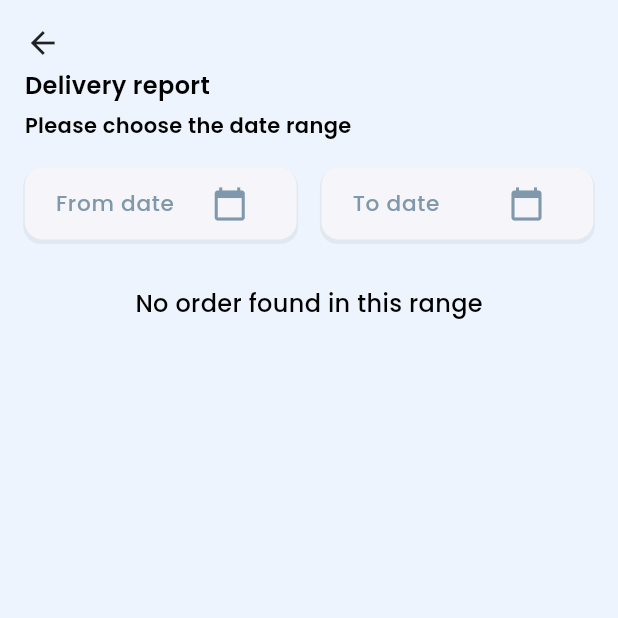
After one commit to swagatapaldevant/snib_order_tracking_app, a Flutter app: the DeliveryReportScreen screen opened by its route, on a phone screen of 412 x 824 dp, the top half of it. The commit adds this screen. Run offline on Flutter 3.47's test engine with Material 3 defaults, Android fonts, the phone set to English and light mode, and no system bars; drawn by our look-alikes of flutter_bounceable; our stand-ins replace dio, file_picker, fluttertoast, get_it, image_picker, lottie and 3 more; missing offline and left inert: qr_code_scanner_plus; accounts and stored records are empty; network calls fail.

Commit message:
issue solved

```diff
--- a/lib/core/network/apiHelper/api_endpoint.dart
+++ b/lib/core/network/apiHelper/api_endpoint.dart
@@ -20,6 +20,7 @@ class ApiEndPoint{
   static const getOtp =  "/sendOtp";
   static const verifyOtp =  "/pickupConsignment";
   static const dropOff =  "/dropOffConsignment";
+  static const getTaskForPartnerByDate =  "/getTaskForPartnerByDate";
 
 
 
--- a/lib/core/services/routeGenerator/route_generator.dart
+++ b/lib/core/services/routeGenerator/route_generator.dart
@@ -6,6 +6,7 @@ import 'package:snib_order_tracking_app/features/dashboard/model/getOrderListMod
 import 'package:snib_order_tracking_app/features/dashboard/presentation/acknowledge_image_upload_screen.dart';
 import 'package:snib_order_tracking_app/features/dashboard/presentation/dashboard_scanner_screen.dart';
 import 'package:snib_order_tracking_app/features/dashboard/presentation/dashboard_screen.dart';
+import 'package:snib_order_tracking_app/features/dashboard/presentation/delivery_report_screen.dart';
 import 'package:snib_order_tracking_app/features/dashboard/presentation/order_item_details_screen.dart';
 import 'package:snib_order_tracking_app/features/dashboard/presentation/otp_verification_screen.dart';
 import 'package:snib_order_tracking_app/features/dashboard/presentation/qr_generator_screen.dart';
@@ -25,6 +26,7 @@ class RouteGenerator{
   static const kOtpScreen = "/OtpScreen";
   static const kDashboardScreen = "/DashboardScreen";
   static const kOrderItemDetailsScreen = "/OrderItemDetailsScreen";
+  static const kDeliveryReportScreen = "/DeliveryReportScreen";
 
 
 
@@ -67,6 +69,8 @@ class RouteGenerator{
             OtpScreen(orderItem: args["orderItem"], type: args["type"],));
     case kOrderItemDetailsScreen:
         return _animatedPageRoute(OrderItemDetailsScreen(orderItem: args as GetOrderList,));
+    case kDeliveryReportScreen:
+        return _animatedPageRoute(DeliveryReportScreen());
 
 
 
--- /dev/null
+++ b/lib/core/utils/commonWidgets/custom_date_picker_field.dart
@@ -0,0 +1,83 @@
+
+import 'package:flutter/material.dart';
+import 'package:intl/intl.dart';
+import 'package:snib_order_tracking_app/core/utils/constants/app_colors.dart';
+import 'package:snib_order_tracking_app/core/utils/helper/screen_utils.dart';
+
+class CustomDatePickerField extends StatefulWidget {
+  final String placeholderText;
+  final ValueChanged<String> onDateChanged;  // Callback to return the selected date
+
+  const CustomDatePickerField({super.key, required this.onDateChanged, required this.placeholderText});
+
+  @override
+  _CustomDatePickerFieldState createState() => _CustomDatePickerFieldState();
+}
+
+class _CustomDatePickerFieldState extends State<CustomDatePickerField> {
+  TextEditingController _dateController = TextEditingController();
+
+  Future<void> _selectDate(BuildContext context) async {
+    DateTime? pickedDate = await showDatePicker(
+      context: context,
+      initialDate: DateTime.now(),
+      firstDate: DateTime(2000),
+      lastDate: DateTime(2100),
+    );
+
+    if (pickedDate != null) {
+      setState(() {
+        String formattedDate = DateFormat('yyyy-MM-dd').format(pickedDate);
+        _dateController.text = formattedDate;
+
+        // Call the callback to return the selected date
+        widget.onDateChanged(formattedDate);  // Passing the selected date string back
+      });
+    }
+  }
+
+  @override
+  Widget build(BuildContext context) {
+    return Container(
+      width: ScreenUtils().screenWidth(context)*0.44,
+      padding: EdgeInsets.symmetric(horizontal: ScreenUtils().screenWidth(context) * 0.05),
+      decoration: BoxDecoration(
+        color: Color(0xFFF5F5FA), // Light background similar to the image
+        borderRadius: BorderRadius.circular(12), // Rounded corners
+        boxShadow: [
+          BoxShadow(
+            color: Colors.black.withOpacity(0.05), // Soft shadow
+            blurRadius: 0,
+            spreadRadius: 1,
+            offset: Offset(0, 2), // Slight bottom shadow
+          ),
+        ],
+      ),
+      child: TextField(
+        controller: _dateController,
+        readOnly: true,
+        textAlignVertical: TextAlignVertical.center,
+        style: TextStyle(
+            color: AppColors.colorBlack,
+            fontSize: ScreenUtils().screenWidth(context)*0.03,
+            fontFamily: "Poppins",
+            fontWeight: FontWeight.w500
+        ),
+        decoration: InputDecoration(
+          hintText: widget.placeholderText,
+          hintStyle: TextStyle(
+            color: AppColors.colorPrimaryText,
+            fontFamily: "Poppins",
+            fontSize:  ScreenUtils().screenWidth(context)*0.035,
+            fontWeight: FontWeight.w500,
+          ),
+          border: InputBorder.none, // Removes default underline
+          suffixIcon: GestureDetector(
+            onTap: () => _selectDate(context),
+            child: Icon(Icons.calendar_today, color: AppColors.colorPrimaryText), // Calendar icon
+          ),
+        ),
+      ),
+    );
+  }
+}
--- a/lib/core/utils/commonWidgets/custom_textField.dart
+++ b/lib/core/utils/commonWidgets/custom_textField.dart
@@ -167,6 +167,9 @@ class _CustomTextFieldState extends State<CustomTextField> {
             keyboardType: (widget.hintText.toLowerCase().contains("email") || widget.hintText.toLowerCase().contains("mobile"))
                 ? TextInputType.emailAddress
                 : TextInputType.text,
+            textCapitalization: TextCapitalization.characters,
+
+
             cursorColor: AppColors.colorPrimaryText,
             cursorWidth: 2,
             //onChanged: _validateInput,
--- /dev/null
+++ b/lib/features/dashboard/presentation/delivery_report_screen.dart
@@ -0,0 +1,515 @@
+import 'package:dio/dio.dart';
+import 'package:flutter/material.dart';
+import 'package:flutter_bounceable/flutter_bounceable.dart';
+import 'package:snib_order_tracking_app/core/network/apiHelper/api_endpoint.dart';
+import 'package:snib_order_tracking_app/core/network/apiHelper/locator.dart';
+import 'package:snib_order_tracking_app/core/network/dioClient/dio_client.dart';
+import 'package:snib_order_tracking_app/core/services/localStorage/shared_pref.dart';
+import 'package:snib_order_tracking_app/core/utils/commonWidgets/common_button.dart';
+import 'package:snib_order_tracking_app/core/utils/commonWidgets/custom_date_picker_field.dart';
+import 'package:snib_order_tracking_app/core/utils/commonWidgets/custom_shimmer.dart';
+import 'package:snib_order_tracking_app/core/utils/constants/app_colors.dart';
+import 'package:snib_order_tracking_app/core/utils/helper/common_utils.dart';
+import 'package:snib_order_tracking_app/core/utils/helper/screen_utils.dart';
+import 'package:snib_order_tracking_app/features/dashboard/model/getOrderListModel.dart';
+import 'package:snib_order_tracking_app/features/dashboard/widgets/order_list_container.dart';
+
+class DeliveryReportScreen extends StatefulWidget {
+  const DeliveryReportScreen({super.key});
+
+  @override
+  State<DeliveryReportScreen> createState() => _DeliveryReportScreenState();
+}
+
+class _DeliveryReportScreenState extends State<DeliveryReportScreen> {
+
+  String selectedFromDate = "";
+  String selectedToDate = "";
+  final Dio _dio = DioClient().dio;
+  final SharedPref _pref = getIt<SharedPref>();
+  bool isLoading = false;
+  List<GetOrderList> orderList = [];
+
+  int deliveryDoneCount = 0;
+  int pickupDoneCount = 0;
+
+
+  @override
+  Widget build(BuildContext context) {
+    return Scaffold(
+      backgroundColor: AppColors.drawerColor2,
+      body: SafeArea(
+        child: SingleChildScrollView(
+          child: Padding(
+            padding:  EdgeInsets.only(
+               left:  ScreenUtils().screenWidth(context)*0.04,
+               right:  ScreenUtils().screenWidth(context)*0.04,
+               top:  ScreenUtils().screenWidth(context)*0.04,
+            ),
+            child: Column(
+              crossAxisAlignment: CrossAxisAlignment.start,
+              spacing: 5,
+              children: [
+                Bounceable(
+                    onTap: () {
+                      Navigator.pop(context);
+                    },
+                    child: Icon(
+                      Icons.arrow_back,
+                    )),
+                Text(
+                  "Delivery report",
+                  style: TextStyle(
+                      fontSize: 16,
+                      fontWeight: FontWeight.w600,
+                      fontFamily: "Poppins",
+                      color: AppColors.colorBlack),
+                ),
+                Text(
+                  "Please choose the date range ",
+                  style: TextStyle(
+                      fontSize: 14,
+                      fontWeight: FontWeight.w600,
+                      fontFamily: "Poppins",
+                      color: AppColors.colorBlack),
+                ),
+                SizedBox(height: ScreenUtils().screenHeight(context)*0.01,),
+                Row(
+                  mainAxisAlignment: MainAxisAlignment.spaceBetween,
+                  children: [
+                    CustomDatePickerField(
+                      onDateChanged: (String value) {
+                        selectedToDate = value;
+                        setState(() {
+
+                        });
+                      },
+                      placeholderText: 'From date',
+                    ),
+                    CustomDatePickerField(
+                      onDateChanged: (String value) {
+                        selectedFromDate = value;
+                        setState(() {
+
+                        });
+                      },
+                      placeholderText: 'To date',
+                    ),
+                  ],
+                ),
+                SizedBox(
+                  height: ScreenUtils().screenHeight(context) * 0.02,
+                ),
+                selectedFromDate == "" || selectedToDate == ""
+                    ? SizedBox.shrink()
+                    :CommonButton(
+                    onTap: () {
+                      setState(() {
+                        getOrderListInDateRange();
+                        deliveryDoneCount = 0;
+                        pickupDoneCount = 0;
+                      });
+                    },
+                    height: ScreenUtils().screenHeight(context) * 0.045,
+                    width: ScreenUtils().screenWidth(context),
+                    buttonName: "Submit",
+                    fontSize: 14,
+                    borderRadius: 10,
+                    buttonTextColor: AppColors.white,
+                    gradientColor1: AppColors.darkBlue,
+                    gradientColor2: AppColors.darkBlue),
+                isLoading?loading():
+                orderList.isEmpty?Center(
+                  child: Text(
+                    "No order found in this range",
+                    style: TextStyle(
+                        fontSize: 16,
+                        fontWeight: FontWeight.w500,
+                        fontFamily: "Poppins",
+                        color: AppColors.colorBlack),
+                  ),
+                ):
+                Column(
+                  children: [
+                    SizedBox(
+                      height: ScreenUtils().screenHeight(context) * 0.01,
+                    ),
+                    selectedFromDate == "" || selectedToDate == ""|| orderList.isEmpty
+                        ? SizedBox.shrink()
+                        :
+                    Container(
+                      width: ScreenUtils().screenWidth(context),
+                      decoration: BoxDecoration(
+                          color: AppColors.white,
+                          borderRadius: BorderRadius.circular(10),
+                          boxShadow: [
+                            BoxShadow(
+                              color: AppColors.alphabetFunContainer4,
+                              offset: const Offset(2.0, 2.0),
+                              blurRadius: 2.0,
+                              spreadRadius: 1.0,
+                            ),
+                          ]
+                      ),
+                      child: Padding(
+                        padding:  EdgeInsets.all(ScreenUtils().screenWidth(context)*0.04),
+                        child: Column(
+                          crossAxisAlignment: CrossAxisAlignment.start,
+                          children: [
+                            RichText(
+                              text: TextSpan(
+                                text: 'Total Delivery : ',
+                                style: TextStyle(
+                                    fontFamily: "Poppins",
+                                    color: AppColors.alphabetFunContainer4,
+                                    fontSize: 14,
+                                    fontWeight: FontWeight.w600),
+                                children:  <TextSpan>[
+                                  TextSpan(
+                                      text:
+                                      orderList.length.toString(),
+                                      style: TextStyle(
+                                          fontFamily: "Poppins",
+                                          color: AppColors.colorBlack,
+                                          fontSize: 14,
+                                          fontWeight: FontWeight.w500)),
+                                ],
+                              ),
+                            ),
+
+                            RichText(
+                              text: TextSpan(
+                                text: 'Delivery Done: ',
+                                style: TextStyle(
+                                    fontFamily: "Poppins",
+                                    color: AppColors.alphabetFunContainer4,
+                                    fontSize: 14,
+                                    fontWeight: FontWeight.w600),
+                                children:  <TextSpan>[
+                                  TextSpan(
+                                      text:
+                                      deliveryDoneCount.toString(),
+                                      style: TextStyle(
+                                          fontFamily: "Poppins",
+                                          color: AppColors.colorBlack,
+                                          fontSize: 14,
+                                          fontWeight: FontWeight.w500)),
+                                ],
+                              ),
+                            ),
+
+                            RichText(
+                              text: TextSpan(
+                                text: 'Pick Up Done: ',
+                                style: TextStyle(
+                                    fontFamily: "Poppins",
+                                    color: AppColors.alphabetFunContainer4,
+                                    fontSize: 14,
+                                    fontWeight: FontWeight.w600),
+                                children:  <TextSpan>[
+                                  TextSpan(
+                                      text:
+                                      pickupDoneCount.toString(),
+                                      style: TextStyle(
+                                          fontFamily: "Poppins",
+                                          color: AppColors.colorBlack,
+                                          fontSize: 14,
+                                          fontWeight: FontWeight.w500)),
+                                ],
+                              ),
+                            ),
+                          ],
+                        ),
+                      ),
+                    ),
+                    SizedBox(
+                      height: ScreenUtils().screenHeight(context) * 0.01,
+                    ),
+
+                    ListView.builder(
+                      shrinkWrap: true,
+                      physics: NeverScrollableScrollPhysics(),
+                        itemCount:orderList.length ,
+                        itemBuilder: (BuildContext context, int index){
+                      return Padding(
+                        padding: EdgeInsets.only(
+                            bottom:
+                            ScreenUtils().screenWidth(context) * 0.04),
+                        child: OrderListContainer(
+                          orderItem: orderList[index],
+                          onTap: () {
+                            Navigator.pushNamed(context, "/OrderItemDetailsScreen",
+                                arguments: orderList[index]
+                            );
+                            // _showPickupDropDialog();
+                          },
+                        ),
+                      );
+                    }),
+                  ],
+                )
+
+
+
+
+
+              ],
+            ),
+          ),
+        ),
+      ),
+    );
+  }
+
+
+  Future<void> getOrderListInDateRange() async {
+    setState(() {
+      isLoading = true;
+    });
+    try {
+      final authToken = await _pref.getUserAuthToken();
+      final String url = "${ApiEndPoint.getTaskForPartnerByDate}?startDate=$selectedToDate&endDate=$selectedFromDate";
+      final response = await _dio.get(
+        url,
+        options: Options(
+          headers: {
+            'Authorization': 'Bearer $authToken',
+          },
+        ),
+        // data: {
+        //   'email': email,
+        //   'password': password,
+        // },
+      );
+      orderList.clear();
+      print(orderList);
+      if (response.statusCode == 200) {
+        orderList = (response.data["getData"] as List)
+            .map((x) => GetOrderList.fromJson(x))
+            .toList();
+
+        for(var item in orderList)
+          {
+            if(item.status == "delivered")
+              {
+                deliveryDoneCount++;
+              }
+            if(item.status == "shipped")
+              {
+                pickupDoneCount++;
+              }
+          }
+        print(deliveryDoneCount);
+        print(pickupDoneCount);
+      } else {
+        print("⚠️ Unexpected status: ${response.statusCode}");
+      }
+
+      setState(() {
+        isLoading = false;
+      });
+    } on DioException catch (e) {
+      if (e.response != null) {
+        CommonUtils().flutterSnackBar(
+            context: context,
+            mes: "Dio error response: ${e.response?.data}",
+            messageType: 4);
+
+        print("Dio error response: ${e.response?.data}");
+      } else {
+        CommonUtils().flutterSnackBar(
+            context: context,
+            mes: "Dio error message: ${e.message}",
+            messageType: 4);
+
+        print("Dio error message: ${e.message}");
+      }
+      setState(() {
+        isLoading = false;
+      });
+    }
+  }
+
+  Widget loading(){
+    return Column(
+      children: [
+        SizedBox(height:ScreenUtils().screenHeight(context)*0.02 ,),
+
+        CustomShimmer(
+          height: ScreenUtils().screenHeight(context) * 0.1,
+          width: ScreenUtils().screenWidth(context) ,
+          radius: 10,
+        ),
+        SizedBox(height:ScreenUtils().screenHeight(context)*0.02 ,),
+        Container(
+          decoration: BoxDecoration(
+              border: Border.all(
+                  color: AppColors.gray7,
+                  width: 4
+              ),
+              borderRadius: BorderRadius.circular(10)
+          ),
+          child: Padding(
+            padding:  EdgeInsets.all(ScreenUtils().screenWidth(context)*0.04),
+            child: Column(
+              children: [
+                Row(
+                  mainAxisAlignment: MainAxisAlignment.spaceBetween,
+                  children: [
+                    CustomShimmer(
+                      height: ScreenUtils().screenHeight(context) * 0.018,
+                      width: ScreenUtils().screenWidth(context) * 0.35,
+                      radius: 10,
+                    ),
+                    CustomShimmer(
+                      height: ScreenUtils().screenHeight(context) * 0.018,
+                      width: ScreenUtils().screenWidth(context) * 0.35,
+                      radius: 10,
+                    ),
+                  ],
+                ),
+                SizedBox(
+                  height: ScreenUtils().screenHeight(context) * 0.01,
+                ),
+                Divider(),
+                SizedBox(
+                  height: ScreenUtils().screenHeight(context) * 0.01,
+                ),
+                Row(
+                  mainAxisAlignment: MainAxisAlignment.spaceBetween,
+                  children: [
+                    CustomShimmer(
+                      height: ScreenUtils().screenHeight(context) * 0.12,
+                      width: ScreenUtils().screenWidth(context) * 0.38,
+                      radius: 10,
+                    ),
+                    CustomShimmer(
+                      height: ScreenUtils().screenHeight(context) * 0.12,
+                      width: ScreenUtils().screenWidth(context) * 0.38,
+                      radius: 10,
+                    ),
+                  ],
+                ),
+                SizedBox(
+                  height: ScreenUtils().screenHeight(context) * 0.01,
+                ),
+                Row(
+                  mainAxisAlignment: MainAxisAlignment.spaceBetween,
+                  children: [
+                    Column(
+                      children: [
+                        CustomShimmer(
+                          height: ScreenUtils().screenHeight(context) * 0.02,
+                          width: ScreenUtils().screenWidth(context) * 0.3,
+                          radius: 10,
+                        ),
+                        SizedBox(
+                          height: ScreenUtils().screenHeight(context) * 0.01,
+                        ),
+                        CustomShimmer(
+                          height: ScreenUtils().screenHeight(context) * 0.02,
+                          width: ScreenUtils().screenWidth(context) * 0.3,
+                          radius: 10,
+                        ),
+                      ],
+                    ),
+                    CustomShimmer(
+                      height: ScreenUtils().screenHeight(context) * 0.03,
+                      width: ScreenUtils().screenWidth(context) * 0.3,
+                      radius: 10,
+                    ),
+                  ],
+                ),
+              ],
+            ),
+          ),
+        ),
+        SizedBox(height:ScreenUtils().screenHeight(context)*0.02 ,),
+        Container(
+          decoration: BoxDecoration(
+              border: Border.all(
+                  color: AppColors.gray7,
+                  width: 4
+              ),
+              borderRadius: BorderRadius.circular(10)
+          ),
+          child: Padding(
+            padding:  EdgeInsets.all(ScreenUtils().screenWidth(context)*0.04),
+            child: Column(
+              children: [
+                Row(
+                  mainAxisAlignment: MainAxisAlignment.spaceBetween,
+                  children: [
+                    CustomShimmer(
+                      height: ScreenUtils().screenHeight(context) * 0.018,
+                      width: ScreenUtils().screenWidth(context) * 0.35,
+                      radius: 10,
+                    ),
+                    CustomShimmer(
+                      height: ScreenUtils().screenHeight(context) * 0.018,
+                      width: ScreenUtils().screenWidth(context) * 0.35,
+                      radius: 10,
+                    ),
+                  ],
+                ),
+                SizedBox(
+                  height: ScreenUtils().screenHeight(context) * 0.01,
+                ),
+                Divider(),
+                SizedBox(
+                  height: ScreenUtils().screenHeight(context) * 0.01,
+                ),
+                Row(
+                  mainAxisAlignment: MainAxisAlignment.spaceBetween,
+                  children: [
+                    CustomShimmer(
+                      height: ScreenUtils().screenHeight(context) * 0.12,
+                      width: ScreenUtils().screenWidth(context) * 0.38,
+                      radius: 10,
+                    ),
+                    CustomShimmer(
+                      height: ScreenUtils().screenHeight(context) * 0.12,
+                      width: ScreenUtils().screenWidth(context) * 0.38,
+                      radius: 10,
+                    ),
+                  ],
+                ),
+                SizedBox(
+                  height: ScreenUtils().screenHeight(context) * 0.01,
+                ),
+                Row(
+                  mainAxisAlignment: MainAxisAlignment.spaceBetween,
+                  children: [
+                    Column(
+                      children: [
+                        CustomShimmer(
+                          height: ScreenUtils().screenHeight(context) * 0.02,
+                          width: ScreenUtils().screenWidth(context) * 0.3,
+                          radius: 10,
+                        ),
+                        SizedBox(
+                          height: ScreenUtils().screenHeight(context) * 0.01,
+                        ),
+                        CustomShimmer(
+                          height: ScreenUtils().screenHeight(context) * 0.02,
+                          width: ScreenUtils().screenWidth(context) * 0.3,
+                          radius: 10,
+                        ),
+                      ],
+                    ),
+                    CustomShimmer(
+                      height: ScreenUtils().screenHeight(context) * 0.03,
+                      width: ScreenUtils().screenWidth(context) * 0.3,
+                      radius: 10,
+                    ),
+                  ],
+                ),
+              ],
+            ),
+          ),
+        )
+      ],
+    );
+  }
+
+}
```
Also changed, not shown: lib/features/auth/presentation/login_screen.dart (+7 -1 lines), lib/features/dashboard/presentation/dashboard_screen.dart (+48 -5 lines), lib/features/dashboard/presentation/order_item_details_screen.dart (+8 -2 lines), lib/features/dashboard/widgets/order_list_container.dart (+9 -2 lines), 5 other files.
